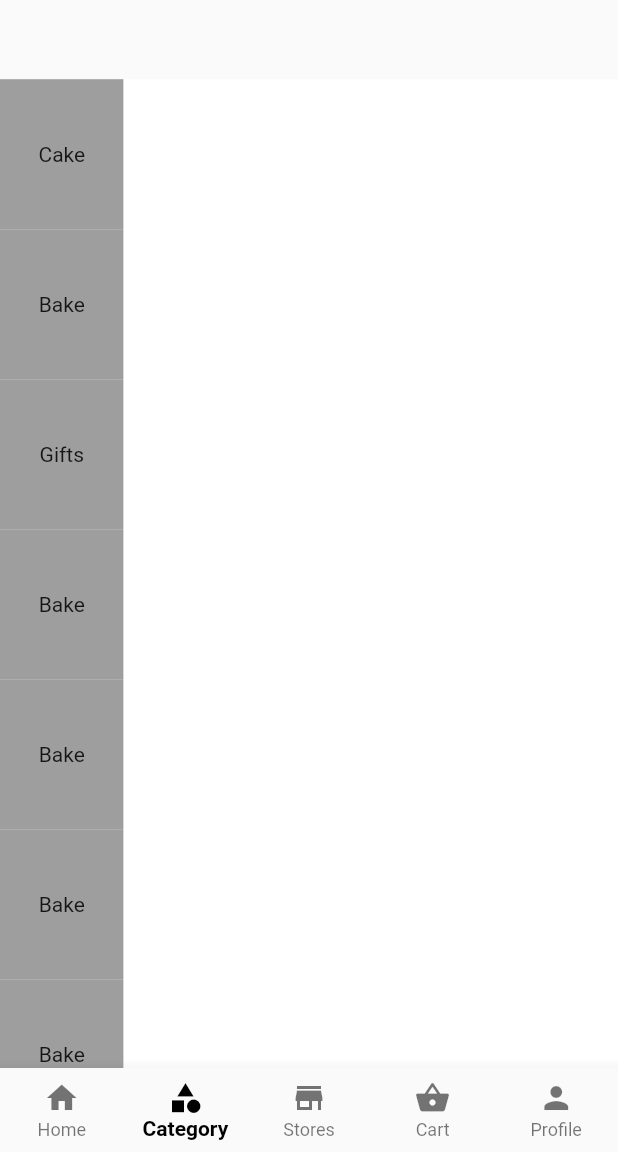
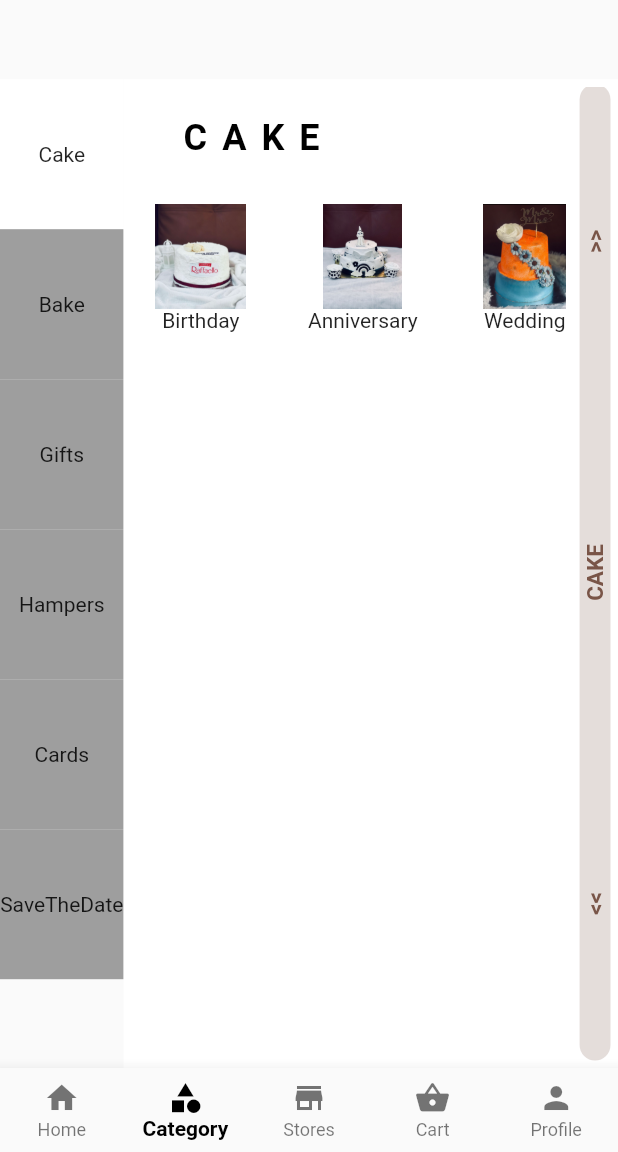
Before and after one commit to AbubakarSiddiquePA/multi_store_Cake_bake_gifts, a Flutter app: the screen it shows after launch, item 2 of the bottom bar chosen, on a phone screen of 412 x 824 dp, the part 84-1236 px from its top. Run offline on Flutter 3.47's test engine with Material 2 defaults, Android fonts, the phone set to English and light mode, and no system bars.

Commit message:
starting code refract completing category with sub category

```diff
--- /dev/null
+++ b/lib/categories/cake_category.dart
@@ -0,0 +1,159 @@
+import 'package:bake_store/minor_screens/sub_categ_products.dart';
+import 'package:bake_store/utilities/categ_list.dart';
+import 'package:flutter/material.dart';
+
+// List<String> imagestry = [
+//   "images/cake/cake1.JPG",
+//   "images/cake/cake2.jpg",
+//   "images/cake/cake3.jpg",
+//   "images/cake/cake4.jpg"
+// ];
+
+class CakeCategory extends StatelessWidget {
+  const CakeCategory({super.key});
+
+  @override
+  Widget build(BuildContext context) {
+    return Padding(
+      padding: const EdgeInsets.all(5),
+      child: Stack(
+        children: [
+          Positioned(
+            bottom: 0,
+            left: 0,
+            child: SizedBox(
+              height: MediaQuery.of(context).size.height * 0.8,
+              width: MediaQuery.of(context).size.width * 0.75,
+              child: Column(
+                crossAxisAlignment: CrossAxisAlignment.start,
+                children: [
+                  const CategoryHeaderLabel(headerLabel: "CAKE"),
+                  SizedBox(
+                    height: MediaQuery.of(context).size.height * 0.60,
+                    child: GridView.count(
+                        mainAxisSpacing: 70,
+                        crossAxisSpacing: 15,
+                        crossAxisCount: 3,
+                        children: List.generate(
+                          cake.length,
+                          (index) {
+                            return SubCategModel(
+                              mainCategName: "Cake",
+                              subCategName: cake[index],
+                              assetName: "images/cake/cake$index.jpg",
+                              subCategLabel: cake[index],
+                            );
+                          },
+                        )),
+                  )
+                ],
+              ),
+            ),
+          ),
+          Positioned(
+            bottom: 0,
+            right: 0,
+            child: SizedBox(
+              height: MediaQuery.of(context).size.height * 0.79,
+              width: MediaQuery.of(context).size.width * 0.05,
+              child: Container(
+                decoration: BoxDecoration(
+                    color: Colors.brown.withOpacity(0.2),
+                    borderRadius: BorderRadius.circular(50)),
+                child: RotatedBox(
+                    quarterTurns: 3,
+                    child: Row(
+                      mainAxisAlignment: MainAxisAlignment.spaceAround,
+                      children: [
+                        const Text(
+                          "<<",
+                          style: TextStyle(
+                            color: Colors.brown,
+                            fontSize: 15,
+                            fontWeight: FontWeight.bold,
+                          ),
+                        ),
+                        Text(
+                          "Cake".toUpperCase(),
+                          style: const TextStyle(
+                            color: Colors.brown,
+                            fontSize: 15,
+                            fontWeight: FontWeight.bold,
+                          ),
+                        ),
+                        const Text(
+                          ">>",
+                          style: TextStyle(
+                            color: Colors.brown,
+                            fontSize: 15,
+                            fontWeight: FontWeight.bold,
+                          ),
+                        )
+                      ],
+                    )),
+              ),
+            ),
+          )
+        ],
+      ),
+    );
+  }
+}
+
+class SubCategModel extends StatelessWidget {
+  final String mainCategName;
+  final String subCategName;
+  final String assetName;
+  final String subCategLabel;
+
+  const SubCategModel(
+      {super.key,
+      required this.assetName,
+      required this.mainCategName,
+      required this.subCategName,
+      required this.subCategLabel});
+
+  @override
+  Widget build(BuildContext context) {
+    return GestureDetector(
+      onTap: () {
+        Navigator.push(
+            context,
+            MaterialPageRoute(
+              builder: (context) => SubCategoryProducts(
+                  maincategoryName: mainCategName,
+                  subcategoryName: subCategName),
+            ));
+      },
+      child: Column(children: [
+        SizedBox(
+            height: 70,
+            width: 70,
+            child: Image(
+              image: AssetImage(assetName),
+            )),
+        Text(subCategLabel),
+      ]),
+    );
+  }
+}
+
+class CategoryHeaderLabel extends StatelessWidget {
+  final String headerLabel;
+  const CategoryHeaderLabel({super.key, required this.headerLabel});
+
+  @override
+  Widget build(BuildContext context) {
+    return Padding(
+      padding: const EdgeInsets.all(30.0),
+      child: Text(
+        headerLabel,
+        style: const TextStyle(
+            fontWeight: FontWeight.bold,
+            fontSize: 24,
+            color: Colors.black,
+            letterSpacing: 10),
+      ),
+    );
+  }
+}
--- a/lib/main_screens/category.dart
+++ b/lib/main_screens/category.dart
@@ -1,15 +1,15 @@
 import 'package:bake_store/widgets/fake_search.dart';
 import 'package:flutter/material.dart';
+
+import '../categories/cake_category.dart';
 
 List<ItemData> items = [
   ItemData(label: "Cake"),
   ItemData(label: "Bake"),
   ItemData(label: "Gifts"),
-  ItemData(label: "Bake"),
-  ItemData(label: "Bake"),
-  ItemData(label: "Bake"),
-  ItemData(label: "Bake"),
-  ItemData(label: "Bake"),
+  ItemData(label: "Hampers"),
+  ItemData(label: "Cards"),
+  ItemData(label: "SaveTheDate"),
 ];
 
 class CategoryScreen extends StatefulWidget {
@@ -20,6 +20,20 @@ class CategoryScreen extends StatefulWidget {
 }
 
 class _CategoryScreenState extends State<CategoryScreen> {
+  final PageController _pageController = PageController();
+
+  @override
+  void initState() {
+    //issue fix for navigating
+    for (var element in items) {
+      element.isSelected = false;
+    }
+    setState(() {
+      items[0].isSelected = true;
+    });
+    super.initState();
+  }
+
   @override
   Widget build(BuildContext context) {
     var size = MediaQuery.of(context).size;
@@ -48,12 +62,18 @@ class _CategoryScreenState extends State<CategoryScreen> {
         itemBuilder: (context, index) {
           return GestureDetector(
             onTap: () {
-              for (var element in items) {
-                element.isSelected = false;
-              }
-              setState(() {
-                items[index].isSelected = true;
-              });
+              //this will jump to each pages according to index
+              // _pageController.jumpToPage(index);
+              _pageController.animateToPage(index,
+                  duration: const Duration(milliseconds: 400),
+                  curve: Curves.bounceInOut);
+
+              // for (var element in items) {
+              //   element.isSelected = false;
+              // }
+              // setState(() {
+              //   items[index].isSelected = true;
+              // });
             },
             child: Container(
               color:
@@ -76,6 +96,36 @@ class _CategoryScreenState extends State<CategoryScreen> {
 
       width: size.width * 0.8,
       color: Colors.white,
+      child: PageView(
+        controller: _pageController,
+        onPageChanged: (value) {
+          for (var element in items) {
+            element.isSelected = false;
+          }
+          setState(() {
+            items[value].isSelected = true;
+          });
+        },
+        scrollDirection: Axis.vertical,
+        children: const [
+          CakeCategory(),
+          Center(
+            child: Text("Bake category"),
+          ),
+          Center(
+            child: Text("Gifts category"),
+          ),
+          Center(
+            child: Text("Hampers category"),
+          ),
+          Center(
+            child: Text("Cards category"),
+          ),
+          Center(
+            child: Text("SaveTheDate category"),
+          ),
+        ],
+      ),
     );
   }
 }
--- /dev/null
+++ b/lib/minor_screens/sub_categ_products.dart
@@ -0,0 +1,35 @@
+import 'package:flutter/material.dart';
+
+class SubCategoryProducts extends StatelessWidget {
+  final String subcategoryName;
+  final String maincategoryName;
+  const SubCategoryProducts(
+      {super.key,
+      required this.subcategoryName,
+      required this.maincategoryName});
+
+  @override
+  Widget build(BuildContext context) {
+    return Scaffold(
+      appBar: AppBar(
+        elevation: 0,
+        backgroundColor: Colors.white,
+        leading: IconButton(
+            onPressed: () {
+              Navigator.pop(context);
+            },
+            icon: const Icon(
+              Icons.arrow_back,
+              color: Colors.black,
+            )),
+        title: Text(
+          subcategoryName,
+          style: const TextStyle(color: Colors.black),
+        ),
+      ),
+      body: Center(
+        child: Text(maincategoryName),
+      ),
+    );
+  }
+}
--- a/lib/utilities/categ_list.dart
+++ b/lib/utilities/categ_list.dart
@@ -1,7 +1,7 @@
 List<String> maincateg = ["cake", "bake", "gifts"];
 
-List<String> cake = ["Cake", "Bake", "Gifts"];
+List<String> cake = ["Birthday", "Anniversary", "Wedding"];
 
-List<String> bake = ["Cake", "Bake", "Gifts"];
+List<String> bake = ["Donuts", "Wrappers", "hot chips"];
 
-List<String> gifts = ["Cake", "Bake", "Gifts"];
+List<String> gifts = ["Heart", "Ornaments", "Teddybear"];
--- a/pubspec.yaml
+++ b/pubspec.yaml
@@ -59,7 +59,9 @@ flutter:
   uses-material-design: true
 
   # To add assets to your application, add an assets section, like this:
-  # assets:
+  assets:
+      - images/
+      - images/cake/
   #   - images/a_dot_burr.jpeg
   #   - images/a_dot_ham.jpeg
 
```
Also changed, not shown: images/cake/cake0.jpg (added), images/cake/cake1.jpg (added), images/cake/cake2.jpg (added), images/cake/cake3.jpg (added).
